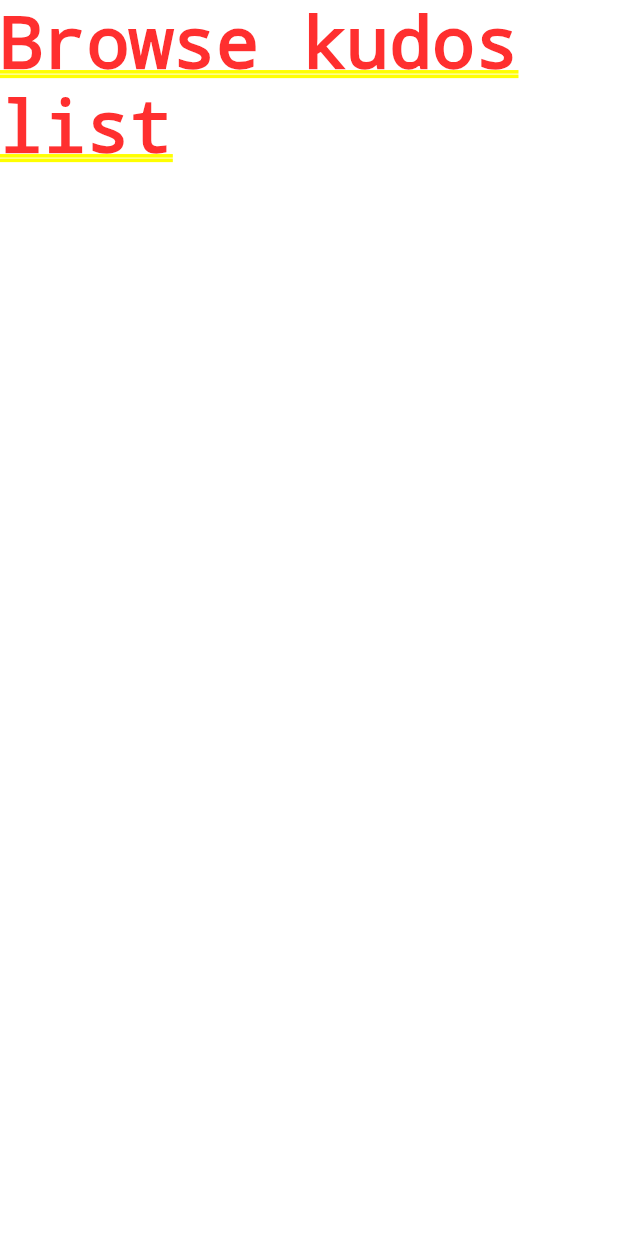
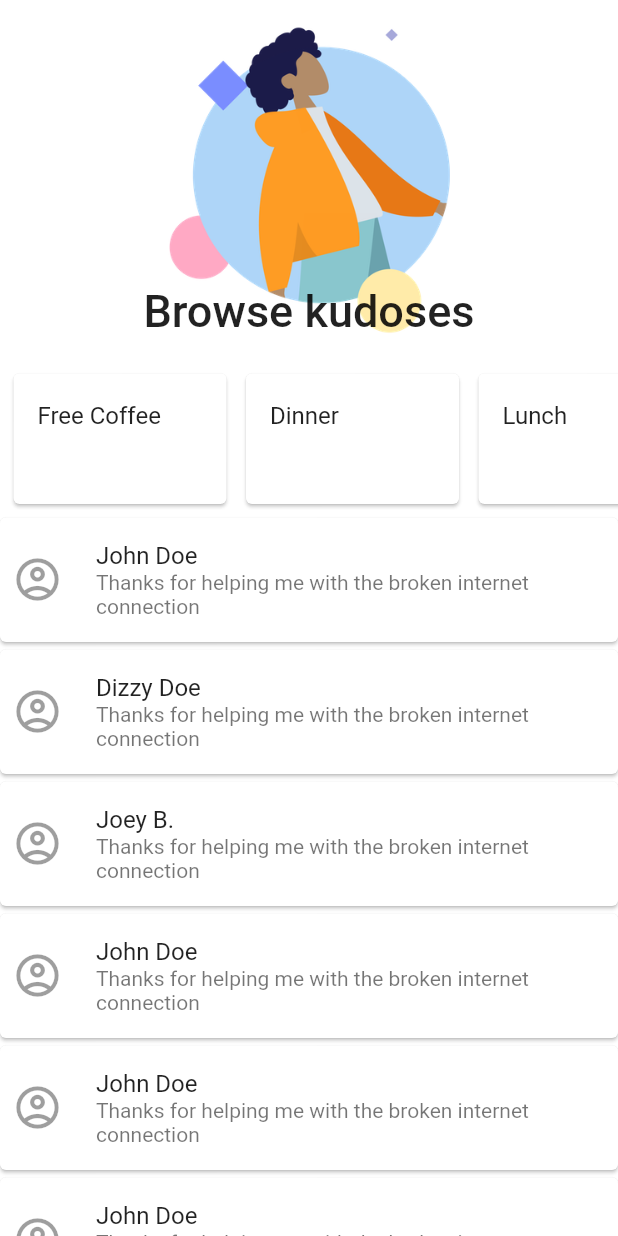
Before and after one commit to adrkakol/kudify-list, a Flutter app: the screen it shows after launch, on a phone screen of 412 x 824 dp. Run offline on Flutter 3.47's test engine with Material 2 defaults, Android fonts, the phone set to English and light mode, and no system bars.

Commit message:
featre/list with mocked data and app bar

```diff
--- a/lib/kudos_list.dart
+++ b/lib/kudos_list.dart
@@ -1,8 +1,140 @@
 import 'package:flutter/material.dart';
 
 class KudosList extends StatelessWidget {
+  final List<Map<String, String>> recentKudoses = [
+    {
+      "name": "John Doe",
+      "description": "Thanks for helping me with the broken internet connection"
+    },
+    {
+      "name": "Dizzy Doe",
+      "description": "Thanks for helping me with the broken internet connection"
+    },
+    {
+      "name": "Joey B.",
+      "description": "Thanks for helping me with the broken internet connection"
+    },
+    {
+      "name": "John Doe",
+      "description": "Thanks for helping me with the broken internet connection"
+    },
+    {
+      "name": "John Doe",
+      "description": "Thanks for helping me with the broken internet connection"
+    },
+    {
+      "name": "John Doe",
+      "description": "Thanks for helping me with the broken internet connection"
+    },
+    {
+      "name": "John Doe",
+      "description": "Thanks for helping me with the broken internet connection"
+    },
+    {
+      "name": "John Doe",
+      "description": "Thanks for helping me with the broken internet connection"
+    },
+    {
+      "name": "John Doe",
+      "description": "Thanks for helping me with the broken internet connection"
+    },
+    {
+      "name": "John Doe",
+      "description": "Thanks for helping me with the broken internet connection"
+    },
+    {
+      "name": "John Doe",
+      "description": "Thanks for helping me with the broken internet connection"
+    },
+    {
+      "name": "John Doe",
+      "description": "Thanks for helping me with the broken internet connection"
+    },
+    {
+      "name": "Foo Doe",
+      "description": "Thanks for helping me with the broken internet connection"
+    },
+  ];
+
+  final List<Map<String, String>> rewards = [
+    {"name": "Free Coffee"},
+    {"name": "Dinner"},
+    {"name": "Lunch"},
+    {"name": "Cinema Ticket"}
+  ];
+
+  Widget _buildTile(Map<String, String> kudos) {
+    return Card(
+      margin: EdgeInsets.only(top: 5),
+      child: ListTile(
+          leading: Icon(
+            Icons.account_circle_outlined,
+            color: Colors.black38,
+            size: 34.0,
+          ),
+          contentPadding:
+              EdgeInsets.only(top: 12, bottom: 12, left: 8, right: 8),
+          title: Text(kudos["name"]),
+          subtitle: Text(kudos["description"])),
+    );
+  }
+
+  Widget _buildRewardTile(Map<String, String> reward) {
+    return Container(
+      width: 150.0,
+      height: 400,
+      margin: EdgeInsets.only(top: 5, left: 5),
+      child: Card(
+        child: ListTile(
+          title: Text(reward["name"]),
+        ),
+      ),
+    );
+  }
+
   @override
   Widget build(BuildContext context) {
-    return Container(child: Text('Browse kudos list'));
+    return Container(
+        color: Color.fromRGBO(255, 255, 255, 0.92),
+        child: CustomScrollView(
+          slivers: [
+            SliverAppBar(
+              pinned: true,
+              backgroundColor: Colors.white,
+              centerTitle: true,
+              expandedHeight: 240.0,
+              flexibleSpace: FlexibleSpaceBar(
+                title: Text(
+                  "Browse kudoses",
+                  style: TextStyle(color: Colors.black87),
+                ),
+                titlePadding: EdgeInsets.only(bottom: 16),
+                centerTitle: true,
+                background: Image.asset(
+                  'assets/images/baner.png',
+                  scale: 1.8,
+                ),
+              ),
+            ),
+            SliverToBoxAdapter(
+              child: Container(
+                height: 100.0,
+                child: ListView.builder(
+                  scrollDirection: Axis.horizontal,
+                  itemCount: rewards.length,
+                  itemBuilder: (context, index) {
+                    return _buildRewardTile(rewards[index]);
+                  },
+                ),
+              ),
+            ),
+            SliverList(
+              delegate:
+                  SliverChildBuilderDelegate((BuildContext context, int index) {
+                return _buildTile(recentKudoses[index]);
+              }, childCount: recentKudoses.length),
+            )
+          ],
+        ));
   }
 }
```
Also changed, not shown: assets/images/baner.png (added), 1 other file.
